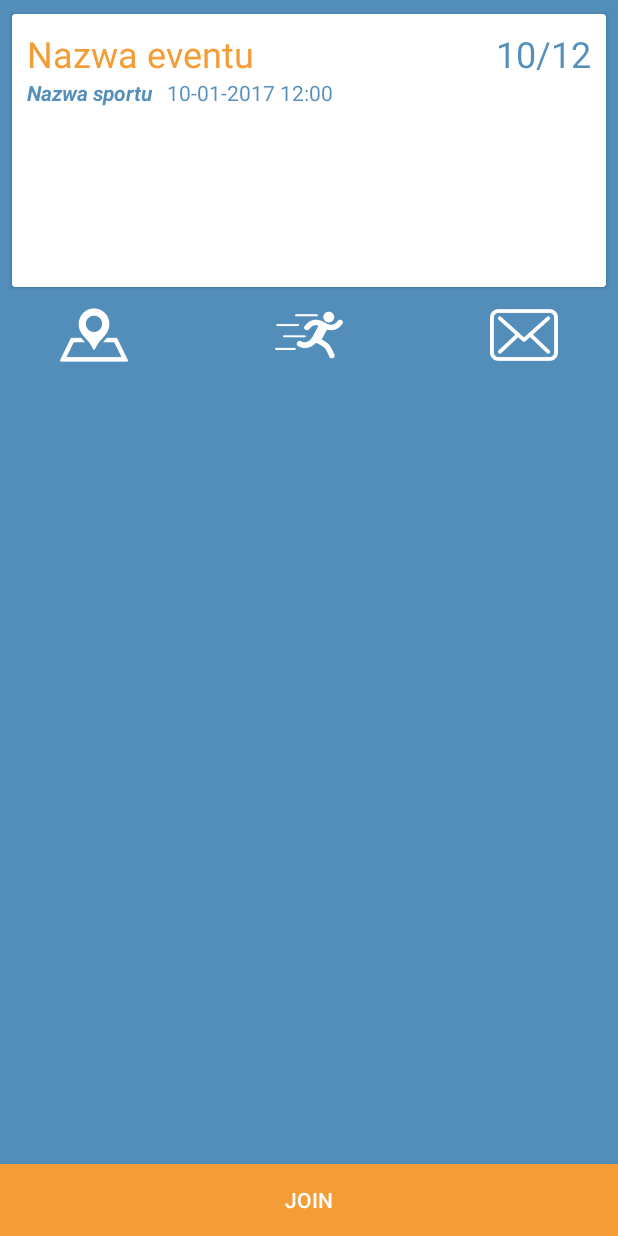
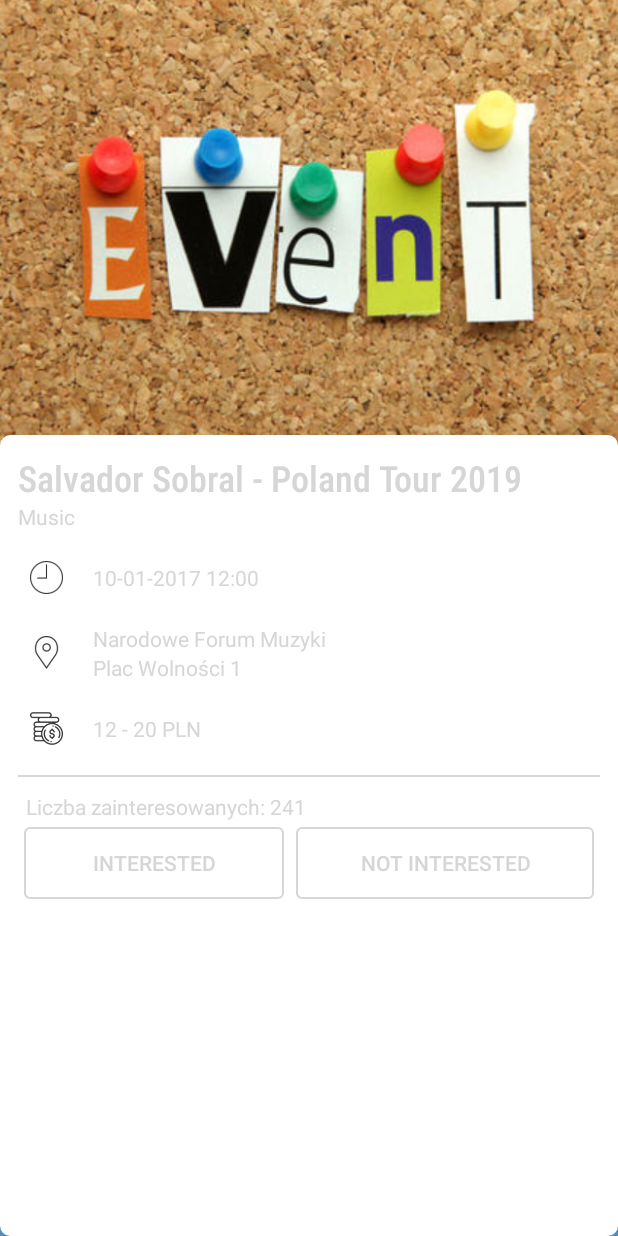
Before and after one commit to matwes/Sportify, an Android app: the layout activity_event_details.xml on its own in the app's theme, with its tools: preview values and no code run, on a phone screen of 412 x 824 dp. Run offline under Robolectric (Android 15) with nearby library versions, the phone set to English and light mode, and no system bars.

Commit message:
event details activity redefined

```diff
--- /dev/null
+++ b/app/src/main/res/drawable/layout_bg.xml
@@ -0,0 +1,7 @@
+<?xml version="1.0" encoding="UTF-8"?>
+<shape xmlns:android="http://schemas.android.com/apk/res/android">
+    <solid android:color="#FFFFFF"/>
+    <stroke android:width="3dp" android:color="#FFFFFF" />
+    <corners android:radius="5dp"/>
+    <padding android:left="0dp" android:top="0dp" android:right="0dp" android:bottom="0dp" />
+</shape>
--- /dev/null
+++ b/app/src/main/res/drawable/my_button.xml
@@ -0,0 +1,6 @@
+<?xml version="1.0" encoding="utf-8"?>
+<shape xmlns:android="http://schemas.android.com/apk/res/android"
+    android:shape="rectangle">
+    <corners android:radius="3dp" />
+    <stroke android:width="1dp" android:color="@color/calendar_header" />
+</shape>
--- a/app/src/main/res/layout/activity_event_details.xml
+++ b/app/src/main/res/layout/activity_event_details.xml
@@ -1,6 +1,5 @@
 <?xml version="1.0" encoding="utf-8"?>
 <LinearLayout xmlns:android="http://schemas.android.com/apk/res/android"
-    xmlns:app="http://schemas.android.com/apk/res-auto"
     xmlns:tools="http://schemas.android.com/tools"
     android:id="@+id/eventDetailView"
     android:layout_width="match_parent"
@@ -9,149 +8,180 @@
     android:orientation="vertical"
     tools:context="matwes.zpi.eventDetails.EventDetailsActivity">
 
+    <RelativeLayout
+        android:layout_width="match_parent"
+        android:layout_height="match_parent"
+        android:orientation="horizontal">
 
-    <android.support.v7.widget.CardView
-        android:layout_width="match_parent"
-        android:layout_height="wrap_content"
-        android:layout_gravity="center"
-        android:layout_margin="5dp"
-        app:cardElevation="2dp"
-        app:cardUseCompatPadding="true"
-        app:contentPadding="10dp">
+        <ImageView
+            android:id="@+id/eventImage"
+            android:layout_width="match_parent"
+            android:layout_height="300dp"
+            android:scaleType="centerCrop"
+            android:src="@drawable/event_placeholder" />
 
-        <LinearLayout
+        <ScrollView
             android:layout_width="match_parent"
-            android:layout_height="wrap_content"
-            android:orientation="vertical">
+            android:layout_height="match_parent"
+            android:layout_below="@id/eventImage"
+            android:layout_marginTop="-10dp"
+            android:fillViewport="true"
+            android:background="@drawable/layout_bg">
 
-            <RelativeLayout
+            <LinearLayout
                 android:layout_width="match_parent"
                 android:layout_height="wrap_content"
-                android:orientation="horizontal">
-
-                <TextView
-                    android:id="@+id/eventTime"
-                    android:layout_width="wrap_content"
-                    android:layout_height="wrap_content"
-                    android:layout_alignBaseline="@+id/eventSport"
-                    android:layout_alignBottom="@+id/eventSport"
-                    android:layout_marginStart="10dp"
-                    android:layout_toEndOf="@+id/eventSport"
-                    android:textColor="@color/colorPrimary"
-                    tools:text="10-01-2017 12:00" />
-
-                <TextView
-                    android:id="@+id/eventSport"
-                    android:layout_width="wrap_content"
-                    android:layout_height="wrap_content"
-                    android:layout_below="@+id/eventMembers"
-                    android:layout_alignParentStart="true"
-                    android:textColor="@color/colorPrimary"
-                    android:textStyle="bold|italic"
-                    tools:text="Nazwa sportu" />
+                android:orientation="vertical"
+                android:padding="12dp">
 
                 <TextView
                     android:id="@+id/eventName"
                     android:layout_width="match_parent"
                     android:layout_height="wrap_content"
-                    android:layout_alignParentStart="true"
+                    android:ellipsize="end"
+                    android:fontFamily="sans-serif-condensed-medium"
+                    android:maxLines="1"
+                    android:textColor="@color/dark_gray"
+                    android:textSize="24sp"
+                    tools:text="Salvador Sobral - Poland Tour 2019" />
+
+                <TextView
+                    android:id="@+id/eventType"
+                    android:layout_width="wrap_content"
+                    android:layout_height="wrap_content"
+                    android:layout_marginBottom="20dp"
+                    android:textColor="@color/calendar_header"
+                    tools:text="Music" />
+
+                <RelativeLayout
+                    android:layout_width="match_parent"
+                    android:layout_height="wrap_content"
+                    android:layout_marginBottom="20dp">
+
+                    <ImageView
+                        android:id="@+id/timeIcon"
+                        android:layout_width="22dp"
+                        android:layout_height="22dp"
+                        android:layout_marginStart="8dp"
+                        android:layout_marginEnd="20dp"
+                        android:scaleType="centerCrop"
+                        android:src="@drawable/time" />
+
+                    <TextView
+                        android:id="@+id/eventTime"
+                        android:layout_width="match_parent"
+                        android:layout_height="wrap_content"
+                        android:layout_centerVertical="true"
+                        android:layout_toEndOf="@id/timeIcon"
+                        android:textColor="@color/dark_gray"
+                        tools:text="10-01-2017 12:00" />
+                </RelativeLayout>
+
+                <RelativeLayout
+                    android:layout_width="match_parent"
+                    android:layout_height="wrap_content"
+                    android:layout_marginBottom="20dp">
+
+                    <ImageView
+                        android:id="@+id/placeIcon"
+                        android:layout_width="22dp"
+                        android:layout_height="22dp"
+                        android:layout_centerVertical="true"
+                        android:layout_marginStart="8dp"
+                        android:layout_marginEnd="20dp"
+                        android:scaleType="centerCrop"
+                        android:src="@drawable/location" />
+
+                    <TextView
+                        android:id="@+id/eventPlace"
+                        android:layout_width="match_parent"
+                        android:layout_height="wrap_content"
+                        android:layout_toEndOf="@id/placeIcon"
+                        android:textColor="@color/dark_gray"
+                        tools:text="Narodowe Forum Muzyki" />
+
+                    <TextView
+                        android:id="@+id/eventAddress"
+                        android:layout_width="match_parent"
+                        android:layout_height="wrap_content"
+                        android:layout_below="@id/eventPlace"
+                        android:layout_toEndOf="@id/placeIcon"
+                        android:textColor="@color/calendar_header"
+                        tools:text="Plac Wolności 1" />
+                </RelativeLayout>
+
+                <RelativeLayout
+                    android:layout_width="match_parent"
+                    android:layout_height="wrap_content"
+                    android:layout_marginBottom="20dp">
+
+                    <ImageView
+                        android:id="@+id/moneyIcon"
+                        android:layout_width="22dp"
+                        android:layout_height="22dp"
+                        android:layout_marginStart="8dp"
+                        android:layout_marginEnd="20dp"
+                        android:scaleType="centerCrop"
+                        android:src="@drawable/money" />
+
+                    <TextView
+                        android:id="@+id/eventMoney"
+                        android:layout_width="match_parent"
+                        android:layout_height="wrap_content"
+                        android:layout_centerVertical="true"
+                        android:layout_toEndOf="@id/moneyIcon"
+                        android:textColor="@color/dark_gray"
+                        tools:text="12 - 20 PLN" />
+                </RelativeLayout>
+
+                <View
+                    android:layout_width="match_parent"
+                    android:layout_height="1dp"
                     android:layout_marginBottom="10dp"
-                    android:layout_toStartOf="@+id/eventMembers"
-                    android:ellipsize="end"
-                    android:maxLines="1"
-                    android:textColor="@color/colorAccent"
-                    android:textSize="24sp"
-                    tools:layout_editor_absoluteX="174dp"
-                    tools:layout_editor_absoluteY="16dp"
-                    tools:text="Nazwa eventu" />
+                    android:background="@color/calendar_header" />
 
                 <TextView
                     android:id="@+id/eventMembers"
-                    android:layout_width="wrap_content"
+                    android:layout_width="match_parent"
                     android:layout_height="wrap_content"
-                    android:layout_alignParentEnd="true"
-                    android:textColor="@color/colorPrimary"
-                    android:textSize="24sp"
-                    tools:text="10/12" />
-            </RelativeLayout>
-
-            <ScrollView
-                android:layout_width="match_parent"
-                android:layout_height="100dp"
-                android:layout_marginTop="10dp">
+                    android:layout_marginStart="5dp"
+                    android:textColor="@color/dark_gray"
+                    tools:text="Liczba zainteresowanych: 241" />
 
                 <LinearLayout
                     android:layout_width="match_parent"
                     android:layout_height="wrap_content"
-                    android:orientation="vertical">
-
-                    <TextView
-                        android:id="@+id/eventDescription"
-                        android:layout_width="match_parent"
-                        android:layout_height="wrap_content"
-                        android:textColor="@color/colorPrimary" />
-                </LinearLayout>
-            </ScrollView>
-
-        </LinearLayout>
-    </android.support.v7.widget.CardView>
+                    android:orientation="horizontal">
 
 
-    <RelativeLayout
-        android:layout_width="match_parent"
-        android:layout_height="wrap_content"
-        android:layout_marginStart="40dp"
-        android:layout_marginEnd="40dp"
-        android:layout_marginBottom="6dp">
+                    <Button
+                        android:id="@+id/btnInterested"
+                        android:layout_width="wrap_content"
+                        android:layout_height="wrap_content"
+                        android:layout_margin="4dp"
+                        android:layout_weight="1"
+                        android:background="@drawable/my_button"
+                        android:text="@string/interested"
+                        android:textColor="@color/dark_gray" />
 
-        <ImageView
-            android:id="@+id/ivLocation"
-            android:layout_width="45dp"
-            android:layout_height="45dp"
-            android:layout_alignParentStart="true"
-            android:clickable="true"
-            app:srcCompat="@drawable/button_map" />
+                    <Button
+                        android:id="@+id/btnNotInterested"
+                        android:layout_width="wrap_content"
+                        android:layout_height="wrap_content"
+                        android:layout_margin="4dp"
+                        android:layout_weight="1"
+                        android:background="@drawable/my_button"
+                        android:text="@string/not_interested"
+                        android:textColor="@color/dark_gray" />
+                </LinearLayout>
 
-        <ImageView
-            android:id="@+id/ivMembers"
-            android:layout_width="45dp"
-            android:layout_height="45dp"
-            android:layout_centerInParent="true"
-            android:clickable="true"
-            app:srcCompat="@drawable/button_members" />
-
-        <ImageView
-            android:id="@+id/ivMessages"
-            android:layout_width="45dp"
-            android:layout_height="45dp"
-            android:layout_alignParentEnd="true"
-            android:clickable="true"
-            app:srcCompat="@drawable/button_messages" />
-    </RelativeLayout>
+                <FrameLayout
+                    android:id="@+id/frame"
+                    android:layout_width="match_parent"
+                    android:layout_height="match_parent" />
 
 
-    <RelativeLayout
-        android:layout_width="match_parent"
-        android:layout_height="match_parent">
-
-        <Button
-            android:id="@+id/joinButton"
-            android:layout_width="match_parent"
-            android:layout_height="wrap_content"
-            android:layout_alignParentBottom="true"
-            android:background="@drawable/button_join"
-            android:text="@string/join"
-            android:textColor="@color/white" />
-
-        <FrameLayout
-            android:id="@+id/frame"
-            android:layout_width="match_parent"
-            android:layout_height="match_parent"
-            android:layout_above="@id/joinButton">
-
-        </FrameLayout>
-
+            </LinearLayout>
+        </ScrollView>
     </RelativeLayout>
-
-
 </LinearLayout>
--- a/app/src/main/res/layout/activity_reset_pass.xml
+++ b/app/src/main/res/layout/activity_reset_pass.xml
@@ -6,7 +6,6 @@
     android:gravity="center"
     android:orientation="vertical"
     android:padding="@dimen/activityPadding"
-    android:background="@color/colorPrimary"
     tools:context="matwes.zpi.login.ResetPassActivity">
 
     <android.support.design.widget.TextInputLayout
--- a/app/src/main/res/layout/activity_sign_in.xml
+++ b/app/src/main/res/layout/activity_sign_in.xml
@@ -7,7 +7,6 @@
     android:gravity="center"
     android:orientation="vertical"
     android:padding="@dimen/activityPadding"
-    android:background="@color/colorPrimary"
     tools:context="matwes.zpi.login.SignInActivity">
 
     <ScrollView
--- a/app/src/main/res/layout/activity_sign_in_by_code.xml
+++ b/app/src/main/res/layout/activity_sign_in_by_code.xml
@@ -6,7 +6,6 @@
     android:gravity="center"
     android:orientation="vertical"
     android:padding="@dimen/activityPadding"
-    android:background="@color/colorPrimary"
     tools:context="matwes.zpi.login.SignInByCodeActivity">
 
     <android.support.design.widget.TextInputLayout
--- a/app/src/main/res/layout/activity_sign_up.xml
+++ b/app/src/main/res/layout/activity_sign_up.xml
@@ -5,7 +5,6 @@
     android:layout_width="match_parent"
     android:layout_height="match_parent"
     android:padding="@dimen/activityPadding"
-    android:background="@color/colorPrimary"
     tools:context="matwes.zpi.login.SignUpActivity">
 
     <LinearLayout
--- a/app/src/main/res/values/strings.xml
+++ b/app/src/main/res/values/strings.xml
@@ -133,5 +133,8 @@
     <string name="place">place</string>
     <string name="blocked">Blocked events</string>
     <string name="blocked_events_title">Blocked</string>
+    <string name="interested">INTERESTED</string>
+    <string name="not_interested">Not interested</string>
+    <string name="people_interested">Interested people:</string>
 
 </resources>
```
Also changed, not shown: app/src/main/java/matwes/zpi/domain/Event.java (+13 -1 lines), app/src/main/java/matwes/zpi/eventDetails/EventDetailsActivity.java (+81 -107 lines), app/src/main/res/drawable/location.png, app/src/main/res/drawable/money.png (added), app/src/main/res/drawable/time.png (added), 4 other files.
